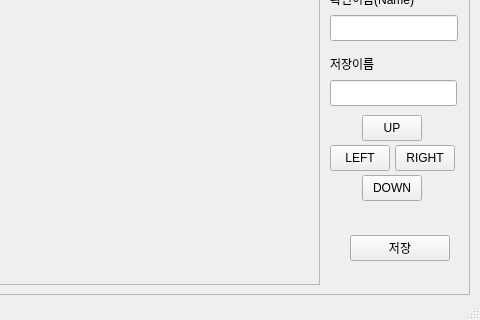
Old version of the form Face_Overlay.ui in the repository darkice9x/FaceRecongnitionRKNN; both pictures show x 180 to 660 and y 215 to 535 of the 660 by 535 pixel window.
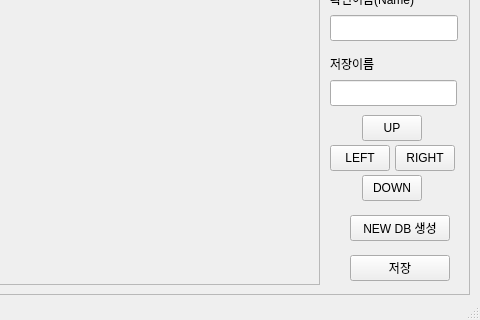
New version of the form.

Commit message: add new db button

```diff
--- a/Face_Overlay.ui
+++ b/Face_Overlay.ui
@@ -121,7 +121,7 @@
       <property name="geometry">
        <rect>
         <x>20</x>
-        <y>430</y>
+        <y>450</y>
         <width>100</width>
         <height>26</height>
        </rect>
@@ -228,6 +228,19 @@
        <string>RIGHT</string>
       </property>
      </widget>
+     <widget class="QPushButton" name="dbButton">
+      <property name="geometry">
+       <rect>
+        <x>20</x>
+        <y>410</y>
+        <width>100</width>
+        <height>26</height>
+       </rect>
+      </property>
+      <property name="text">
+       <string>NEW DB 생성</string>
+      </property>
+     </widget>
     </widget>
    </widget>
   </widget>
```
Left out of the diff: 19 changed lines with no effect on the pictures. The commit also changes 5 other files.
